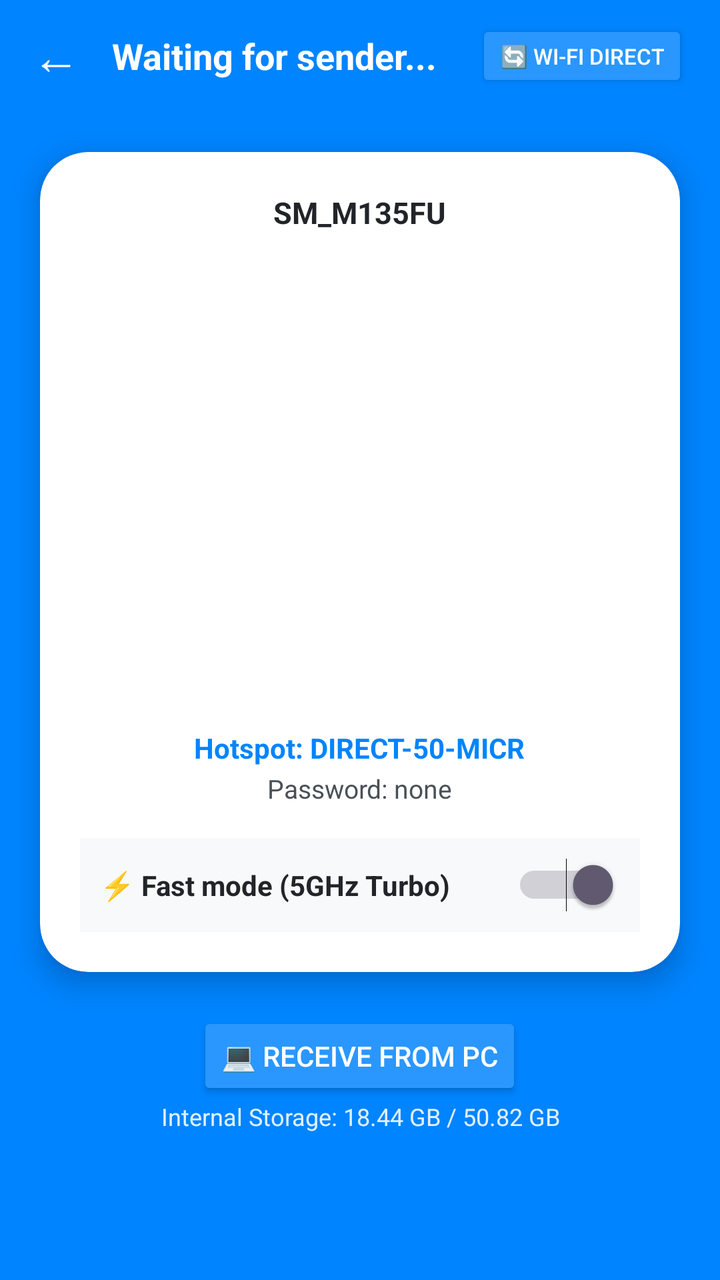
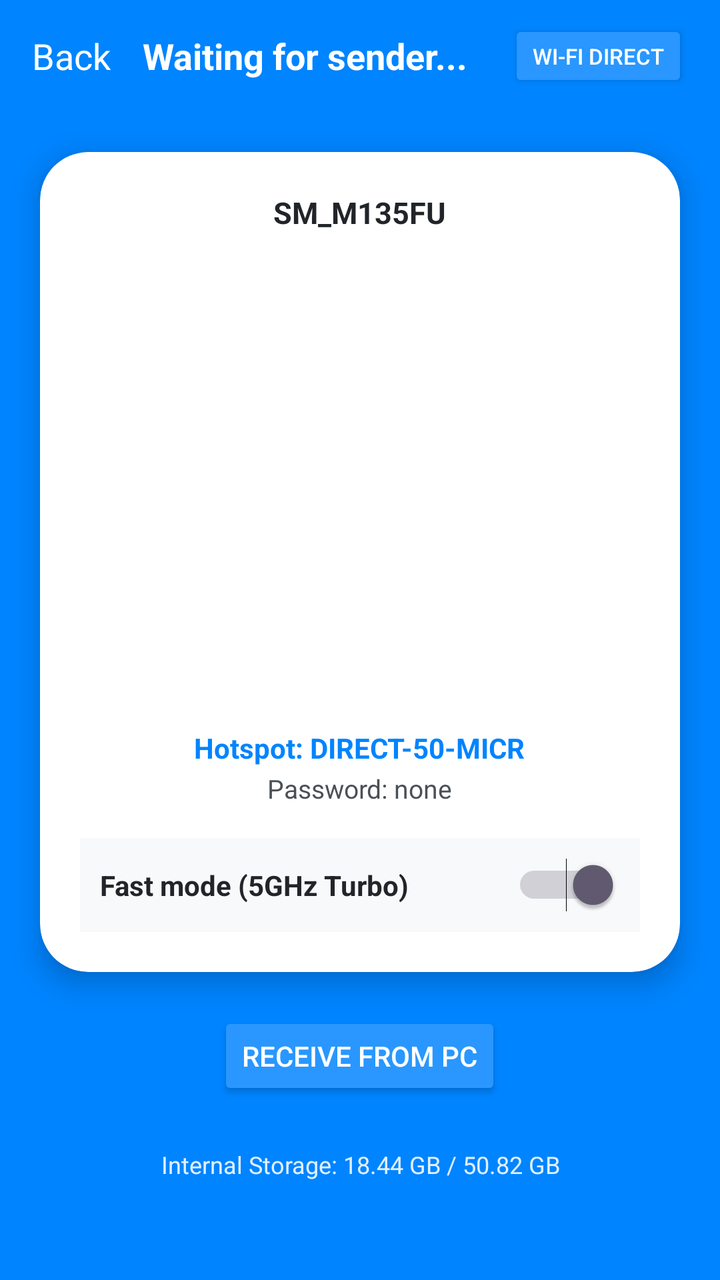

Two renders of the same Android screen: before a commit and after it. Below are the layout's source before the change and the commit's diff.
<!-- AndroidManifest.xml: application theme Theme.MICR -->
<!-- res/layout/activity_receive.xml -->
<?xml version="1.0" encoding="utf-8"?>
<LinearLayout xmlns:android="http://schemas.android.com/apk/res/android"
    xmlns:app="http://schemas.android.com/apk/res-auto"
    android:layout_width="match_parent"
    android:layout_height="match_parent"
    android:background="#0084FF"
    android:orientation="vertical">

    
    <LinearLayout
        android:layout_width="match_parent"
        android:layout_height="56dp"
        android:gravity="center_vertical"
        android:paddingStart="16dp"
        android:paddingEnd="16dp">

        <TextView
            android:id="@+id/btnBackReceive"
            android:layout_width="wrap_content"
            android:layout_height="wrap_content"
            android:text="←"
            android:textColor="#FFFFFF"
            android:textSize="24sp" />

        <TextView
            android:layout_width="0dp"
            android:layout_height="wrap_content"
            android:layout_marginStart="16dp"
            android:layout_weight="1"
            android:text="Waiting for sender..."
            android:textColor="#FFFFFF"
            android:textSize="18sp"
            android:textStyle="bold" />

        <Button
            android:id="@+id/btnWifiDirectSwitch"
            android:layout_width="wrap_content"
            android:layout_height="36dp"
            android:backgroundTint="#2997FF"
            android:text="🔄 Wi-Fi Direct"
            android:textColor="#FFFFFF"
            android:textSize="11sp" />
    </LinearLayout>

    
    <androidx.cardview.widget.CardView
        android:layout_width="match_parent"
        android:layout_height="wrap_content"
        android:layout_margin="20dp"
        app:cardCornerRadius="24dp"
        app:cardElevation="8dp">

        <LinearLayout
            android:layout_width="match_parent"
            android:layout_height="wrap_content"
            android:gravity="center_horizontal"
            android:orientation="vertical"
            android:padding="20dp">

            
            <TextView
                android:id="@+id/tvDeviceHeader"
                android:layout_width="wrap_content"
                android:layout_height="wrap_content"
                android:drawablePadding="8dp"
                android:text="SM_M135FU"
                android:textColor="#212529"
                android:textSize="15sp"
                android:textStyle="bold" />

            <ImageView
                android:id="@+id/ivQRCode"
                android:layout_width="220dp"
                android:layout_height="220dp"
                android:layout_marginTop="16dp" />

            <TextView
                android:id="@+id/tvHotspotSSID"
                android:layout_width="wrap_content"
                android:layout_height="wrap_content"
                android:layout_marginTop="12dp"
                android:text="Hotspot: DIRECT-50-MICR"
                android:textColor="#0084FF"
                android:textSize="14sp"
                android:textStyle="bold" />

            <TextView
                android:id="@+id/tvHotspotPassword"
                android:layout_width="wrap_content"
                android:layout_height="wrap_content"
                android:layout_marginTop="2dp"
                android:text="Password: none"
                android:textColor="#495057"
                android:textSize="13sp" />

            <LinearLayout
                android:layout_width="match_parent"
                android:layout_height="wrap_content"
                android:layout_marginTop="16dp"
                android:background="#F8F9FA"
                android:gravity="center_vertical"
                android:padding="10dp">

                <TextView
                    android:layout_width="0dp"
                    android:layout_height="wrap_content"
                    android:layout_weight="1"
                    android:text="⚡ Fast mode (5GHz Turbo)"
                    android:textColor="#212529"
                    android:textStyle="bold" />

                <Switch
                    android:id="@+id/switchFastMode"
                    android:layout_width="wrap_content"
                    android:layout_height="wrap_content"
                    android:checked="true" />
            </LinearLayout>
        </LinearLayout>
    </androidx.cardview.widget.CardView>

    <Button
        android:id="@+id/btnReceiveFromPC"
        android:layout_width="wrap_content"
        android:layout_height="44dp"
        android:layout_gravity="center_horizontal"
        android:backgroundTint="#2997FF"
        android:text="💻 Receive from PC"
        android:textColor="#FFFFFF" />

    <TextView
        android:id="@+id/tvStorageInfo"
        android:layout_width="match_parent"
        android:layout_height="wrap_content"
        android:layout_marginTop="auto"
        android:layout_marginBottom="16dp"
        android:gravity="center"
        android:text="Internal Storage: 18.44 GB / 50.82 GB"
        android:textColor="#E0FFFFFF"
        android:textSize="12sp" />
</LinearLayout>
<!-- resources referenced by this layout -->
<resources>
  <style name="Theme.MICR" parent="Theme.Material3.DayNight.NoActionBar">
          <item name="android:windowBackground">@color/bg_dark</item>
          <item name="android:statusBarColor">@color/bg_dark</item>
      </style>
  <color name="bg_dark">#070D18</color>
</resources>

<!-- the commit's change to res/layout/activity_receive.xml (unified diff, before → after) -->
@@ -18,9 +18,9 @@
             android:id="@+id/btnBackReceive"
             android:layout_width="wrap_content"
             android:layout_height="wrap_content"
-            android:text="←"
+            android:text="Back"
             android:textColor="#FFFFFF"
-            android:textSize="24sp" />
+            android:textSize="18sp" />
 
         <TextView
             android:layout_width="0dp"
@@ -37,7 +37,7 @@
             android:layout_width="wrap_content"
             android:layout_height="36dp"
             android:backgroundTint="#2997FF"
-            android:text="🔄 Wi-Fi Direct"
+            android:text="Wi-Fi Direct"
             android:textColor="#FFFFFF"
             android:textSize="11sp" />
     </LinearLayout>
@@ -57,12 +57,10 @@
             android:orientation="vertical"
             android:padding="20dp">
 
-            
             <TextView
                 android:id="@+id/tvDeviceHeader"
                 android:layout_width="wrap_content"
                 android:layout_height="wrap_content"
-                android:drawablePadding="8dp"
                 android:text="SM_M135FU"
                 android:textColor="#212529"
                 android:textSize="15sp"
@@ -105,7 +103,7 @@
                     android:layout_width="0dp"
                     android:layout_height="wrap_content"
                     android:layout_weight="1"
-                    android:text="⚡ Fast mode (5GHz Turbo)"
+                    android:text="Fast mode (5GHz Turbo)"
                     android:textColor="#212529"
                     android:textStyle="bold" />
 
@@ -124,14 +122,14 @@
         android:layout_height="44dp"
         android:layout_gravity="center_horizontal"
         android:backgroundTint="#2997FF"
-        android:text="💻 Receive from PC"
+        android:text="Receive from PC"
         android:textColor="#FFFFFF" />
 
     <TextView
         android:id="@+id/tvStorageInfo"
         android:layout_width="match_parent"
         android:layout_height="wrap_content"
-        android:layout_marginTop="auto"
+        android:layout_marginTop="24dp"
         android:layout_marginBottom="16dp"
         android:gravity="center"
         android:text="Internal Storage: 18.44 GB / 50.82 GB"
